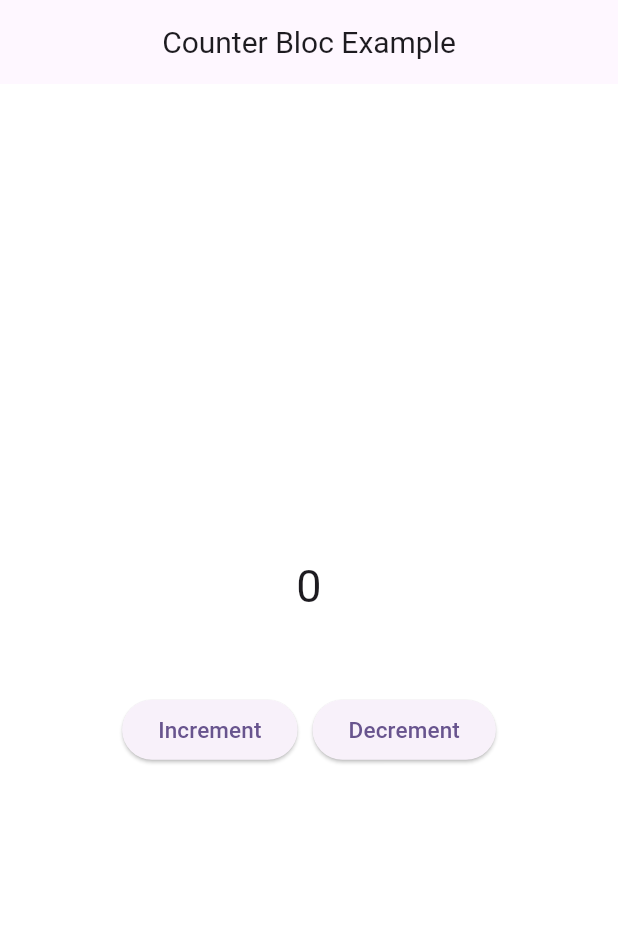
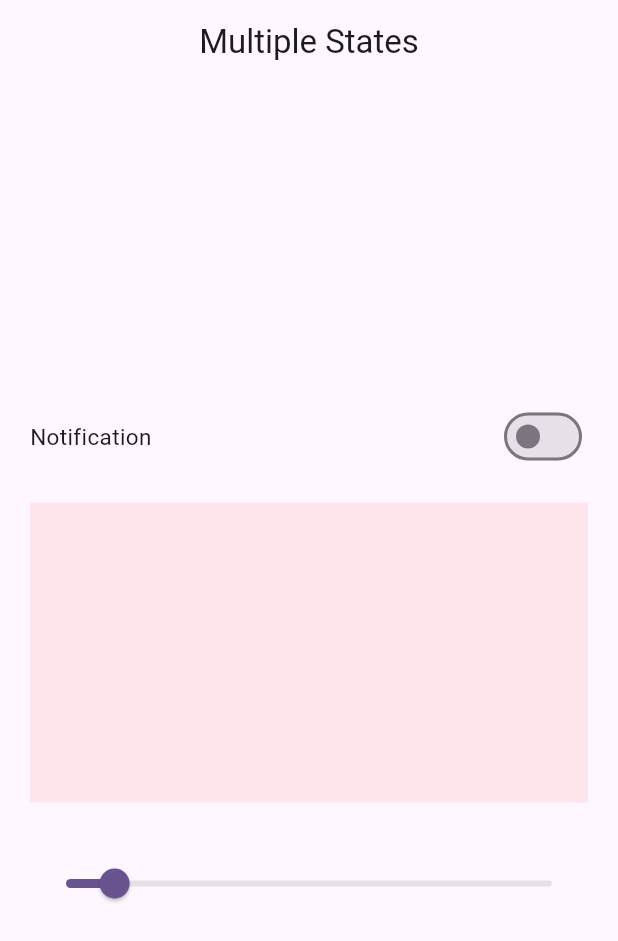
Before and after one commit to MGMSA6/Bloc, a Flutter app: the screen it shows after launch, on a phone screen of 412 x 824 dp. Shown: the top 941 px of the screen. Run offline on Flutter 3.47's test engine with Material 3 defaults, Android fonts, the phone set to English and light mode, and no system bars; our stand-ins replace bloc, equatable, flutter_bloc.

Commit message:
Switch Bloc Example

```diff
--- /dev/null
+++ b/lib/blocs/switch_bloc/switch_bloc.dart
@@ -0,0 +1,23 @@
+import 'package:bloc/bloc.dart';
+import 'package:equatable/equatable.dart';
+
+part 'switch_event.dart';
+
+part 'switch_state.dart';
+
+class SwitchBloc extends Bloc<SwitchEvent, SwitchState> {
+  SwitchBloc() : super(SwitchState(isSwitch: false, sliderValue: 0.1)) {
+    on<EnableOrDisableNotification>(_enableOrDisableNotification);
+    on<EnableOrDisableSlider>(_enableOrDisableSlider);
+  }
+
+  void _enableOrDisableNotification(
+      EnableOrDisableNotification event, Emitter<SwitchState> emit) {
+    emit(state.copyWith(isSwitch: !state.isSwitch));
+  }
+
+  void _enableOrDisableSlider(
+      EnableOrDisableSlider event, Emitter<SwitchState> emit) {
+    emit(state.copyWith(sliderValue: event.sliderValue));
+  }
+}
--- /dev/null
+++ b/lib/blocs/switch_bloc/switch_event.dart
@@ -0,0 +1,17 @@
+part of 'switch_bloc.dart';
+
+abstract class SwitchEvent extends Equatable {
+  @override
+  List<Object?> get props => [];
+}
+
+class EnableOrDisableNotification extends SwitchEvent {}
+
+class EnableOrDisableSlider extends SwitchEvent {
+  double sliderValue;
+
+  EnableOrDisableSlider({required this.sliderValue});
+
+  @override
+  List<Object?> get props => [sliderValue];
+}
--- /dev/null
+++ b/lib/blocs/switch_bloc/switch_state.dart
@@ -0,0 +1,17 @@
+part of 'switch_bloc.dart';
+
+class SwitchState extends Equatable {
+  bool isSwitch;
+  double sliderValue;
+
+  SwitchState({this.isSwitch = true, this.sliderValue = .0});
+
+  SwitchState copyWith({bool? isSwitch, double? sliderValue}) {
+    return SwitchState(
+        isSwitch: isSwitch ?? this.isSwitch,
+        sliderValue: sliderValue ?? this.sliderValue);
+  }
+
+  @override
+  List<Object?> get props => [isSwitch, sliderValue];
+}
--- a/lib/main.dart
+++ b/lib/main.dart
@@ -1,5 +1,7 @@
 import 'package:bloc_example/blocs/counter_bloc/counter_bloc.dart';
+import 'package:bloc_example/blocs/switch_bloc/switch_bloc.dart';
 import 'package:bloc_example/ui/counter_screen.dart';
+import 'package:bloc_example/ui/multiple_states.dart';
 import 'package:flutter/material.dart';
 import 'package:flutter_bloc/flutter_bloc.dart';
 
@@ -14,14 +16,14 @@ class MyApp extends StatelessWidget {
   @override
   Widget build(BuildContext context) {
     return BlocProvider(
-        create: (context) => CounterBloc(),
+        create: (context) => SwitchBloc(),
         child: MaterialApp(
           title: 'Flutter Demo',
           theme: ThemeData(
             colorScheme: ColorScheme.fromSeed(seedColor: Colors.deepPurple),
             useMaterial3: true,
           ),
-          home: const CounterScreen(),
+          home: const MultipleStates(),
         ));
   }
 }
--- /dev/null
+++ b/lib/ui/multiple_states.dart
@@ -0,0 +1,76 @@
+import 'package:bloc_example/blocs/switch_bloc/switch_bloc.dart';
+import 'package:flutter/material.dart';
+import 'package:flutter_bloc/flutter_bloc.dart';
+
+class MultipleStates extends StatefulWidget {
+  const MultipleStates({super.key});
+
+  @override
+  State<MultipleStates> createState() => _MultipleStatesState();
+}
+
+class _MultipleStatesState extends State<MultipleStates> {
+  @override
+  Widget build(BuildContext context) {
+    return Scaffold(
+      appBar: AppBar(
+        centerTitle: true,
+        title: Text("Multiple States"),
+      ),
+      body: Padding(
+        padding: const EdgeInsets.all(20),
+        child: Column(
+          mainAxisAlignment: MainAxisAlignment.center,
+          children: [
+            Row(
+              mainAxisAlignment: MainAxisAlignment.spaceBetween,
+              children: [
+                Text(
+                  "Notification",
+                  style: TextStyle(fontSize: 15),
+                ),
+                BlocBuilder<SwitchBloc, SwitchState>(
+                    buildWhen: (previous, current) =>
+                        previous.isSwitch != current.isSwitch,
+                    builder: (context, state) {
+                      print("Notification");
+                      return Switch(
+                          value: state.isSwitch,
+                          onChanged: (newValue) {
+                            context
+                                .read<SwitchBloc>()
+                                .add(EnableOrDisableNotification());
+                          });
+                    })
+              ],
+            ),
+            SizedBox(
+              height: 20,
+            ),
+            BlocBuilder<SwitchBloc, SwitchState>(builder: (context, state) {
+              return Container(
+                width: double.maxFinite,
+                height: 200,
+                decoration: BoxDecoration(
+                    color: Colors.red.withOpacity(state.sliderValue)),
+              );
+            }),
+            SizedBox(
+              height: 30,
+            ),
+            BlocBuilder<SwitchBloc, SwitchState>(builder: (context, state) {
+              print("Slider");
+              return Slider(
+                  value: state.sliderValue,
+                  onChanged: (newValue) {
+                    context
+                        .read<SwitchBloc>()
+                        .add(EnableOrDisableSlider(sliderValue: newValue));
+                  });
+            })
+          ],
+        ),
+      ),
+    );
+  }
+}
```
